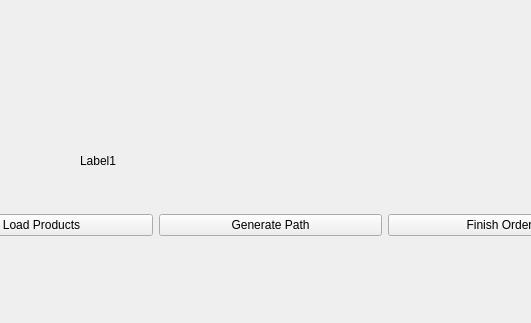
QUAFFquaff/Warehouse-Navigation-Application, file qt_designer/main.ui: the form before one commit; both pictures show x 160 to 691 and y 435 to 758 of the 1226 by 758 pixel window.
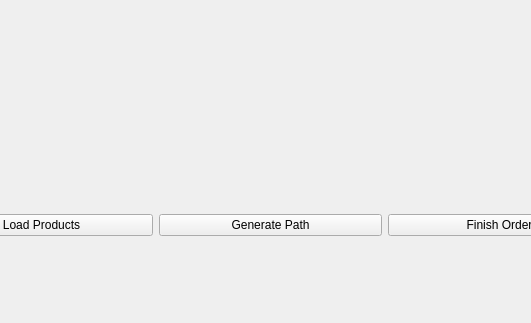
The form after the commit.

Commit message: path msg

The edit to the form file:
```diff
--- a/qt_designer/main.ui
+++ b/qt_designer/main.ui
@@ -165,19 +165,6 @@
      <string>Profile</string>
     </property>
    </widget>
-   <widget class="QLabel" name="label_path">
-    <property name="geometry">
-     <rect>
-      <x>240</x>
-      <y>580</y>
-      <width>371</width>
-      <height>31</height>
-     </rect>
-    </property>
-    <property name="text">
-     <string>Label1</string>
-    </property>
-   </widget>
   </widget>
   <widget class="QStatusBar" name="statusbar"/>
  </widget>
```
The commit also changes 5 other files.
